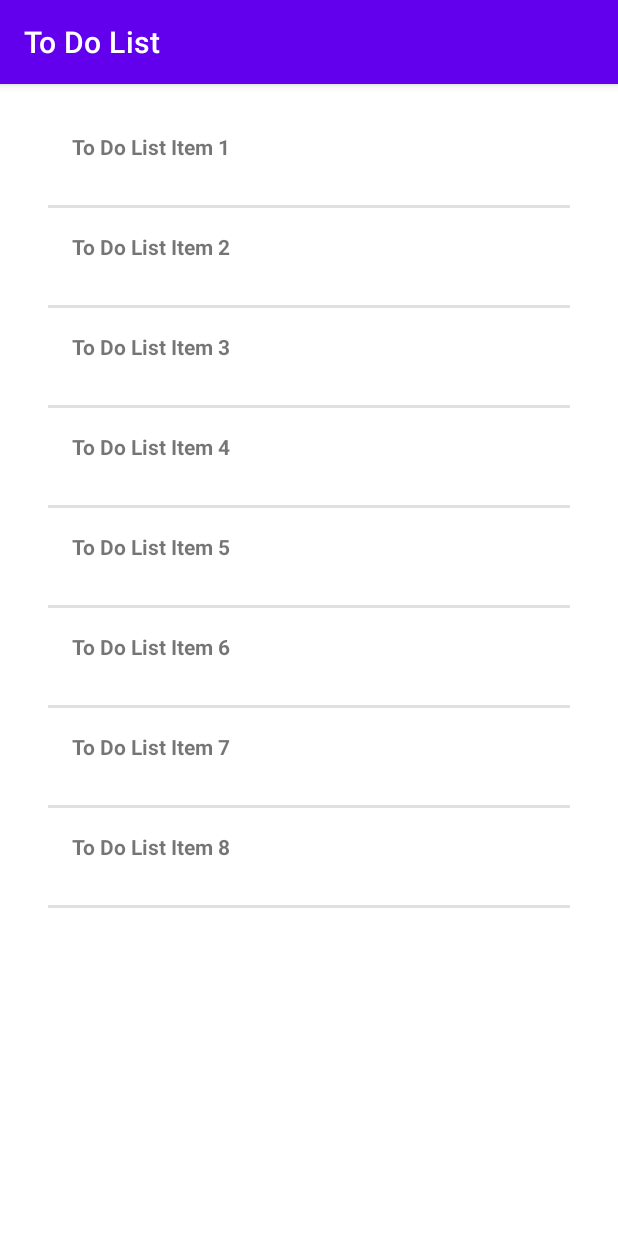
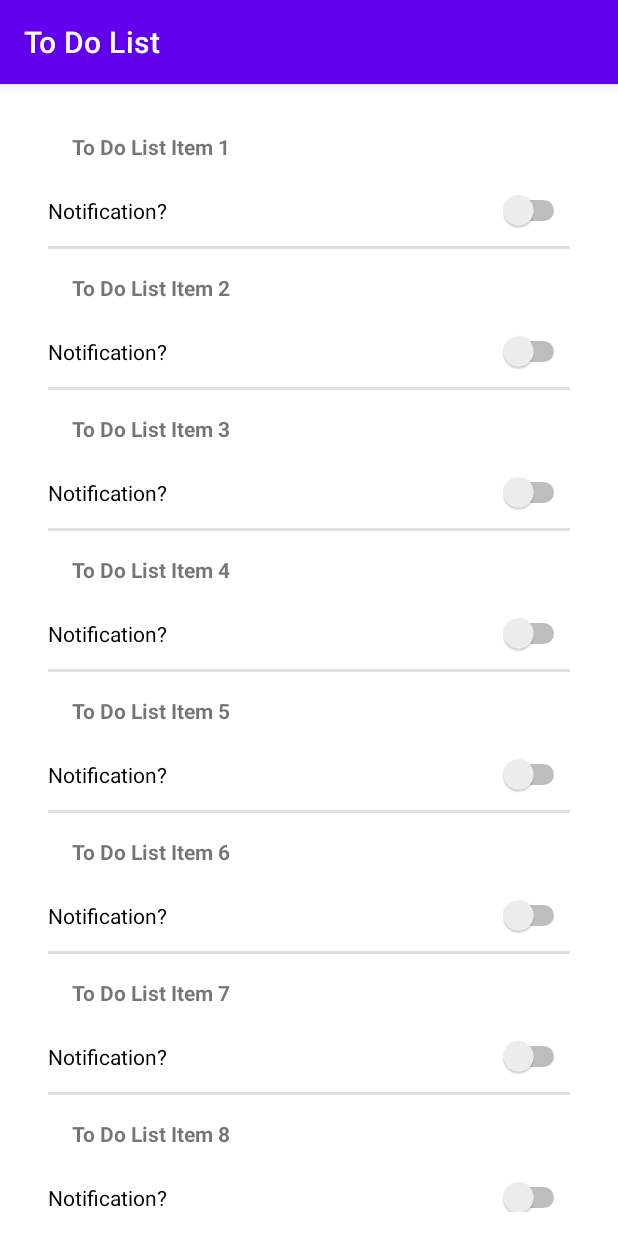
Before and after one commit to b-wiseman/ToDoList, an Android app: the screen it shows after launch (MainActivity), on a phone screen of 412 x 824 dp. Run offline under Robolectric (Android 15) with nearby library versions, the phone set to English and light mode, and no system bars.

```diff
--- a/app/src/main/java/com/musabnasr/todolistproject/MoviesAdapter.kt
+++ b/app/src/main/java/com/musabnasr/todolistproject/ItemAdapter.kt
@@ -1,6 +1,5 @@
 package com.musabnasr.todolistproject
 
-import android.graphics.Movie
 import android.view.LayoutInflater
 import android.view.ViewGroup
 import android.widget.TextView
@@ -22,8 +21,7 @@ class ListAdapter(private val list: List<Item>) : RecyclerView.Adapter<MovieView
 
 }
 
-class MovieViewHolder(inflater: LayoutInflater, parent: ViewGroup) :
-    RecyclerView.ViewHolder(inflater.inflate(R.layout.list_item, parent, false)) {
+class MovieViewHolder(inflater: LayoutInflater, parent: ViewGroup) : RecyclerView.ViewHolder(inflater.inflate(R.layout.list_item, parent, false)) {
 
     private var mTitleView: TextView? = null
 
--- a/app/src/main/java/com/musabnasr/todolistproject/MainActivity.kt
+++ b/app/src/main/java/com/musabnasr/todolistproject/MainActivity.kt
@@ -3,9 +3,12 @@ package com.musabnasr.todolistproject
 import android.content.ClipData
 import androidx.appcompat.app.AppCompatActivity
 import android.os.Bundle
+import android.text.InputType
+import android.widget.EditText
 import androidx.recyclerview.widget.ItemTouchHelper
 import androidx.recyclerview.widget.LinearLayoutManager
 import androidx.recyclerview.widget.RecyclerView
+import androidx.appcompat.app.AlertDialog
 
 class MainActivity : AppCompatActivity() {
 
@@ -33,6 +36,7 @@ class MainActivity : AppCompatActivity() {
 
 
 
+
         val swipeToDeleteCallback = object : SwipeToDeleteCallback(){
             override fun onSwiped(viewHolder: RecyclerView.ViewHolder, direction: Int) {
                 val position = viewHolder.adapterPosition
@@ -48,4 +52,24 @@ class MainActivity : AppCompatActivity() {
 
 
     }
+
+   /* private fun addListItem() {
+        val dialogTitle = "Add New Task"
+        val positiveButtonTitle = "Add"
+        val negativeButtonTitle = "Cancel"
+        val builder = AlertDialog.Builder(this)
+        val newItemEditText = EditText(this)
+        newItemEditText.inputType = InputType.TYPE_CLASS_TEXT
+        builder.setTitle(dialogTitle)
+        builder.setView(newItemEditText)
+        builder.setPositiveButton(positiveButtonTitle) {
+                dialog, id -> itemList.add(newItemEditText.text.toString())
+            adapter.notifyDataSetChanged()
+        }
+        builder.setNegativeButton(negativeButtonTitle){
+                dialog, id -> dialog.cancel()
+        }
+        builder.create().show()
+    }*/
+
 }
--- a/app/src/main/res/layout/list_item.xml
+++ b/app/src/main/res/layout/list_item.xml
@@ -29,6 +29,12 @@
         android:paddingLeft="16dp"
         tools:text="@string/year" />
 
+    <Switch
+        android:id="@+id/switch1"
+        android:layout_width="match_parent"
+        android:layout_height="wrap_content"
+        android:text="Notification?" />
+
     <View
         android:layout_width="match_parent"
         android:layout_height="2dp"
--- a/app/src/main/res/values/strings.xml
+++ b/app/src/main/res/values/strings.xml
@@ -1,6 +1,6 @@
 <resources>
     <string name="app_name">To Do List</string>
-    <string name="title">Movie title</string>
+    <string name="title">Item title</string>
     <string name="description">Movie description</string>
     <string name="year">Year</string>
 </resources>
```
